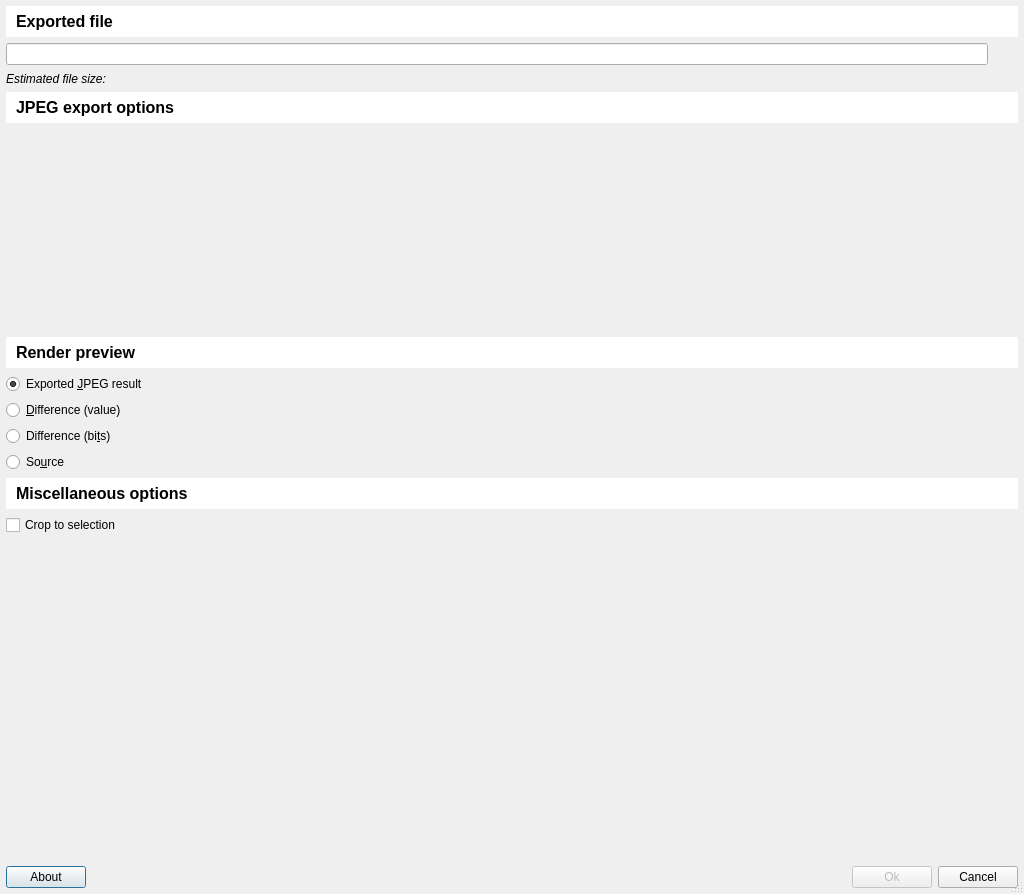
Old version of the form jpegexport/jpegexport/je/resources/jemainwindow.ui in the repository Grum999/JPEGExport.
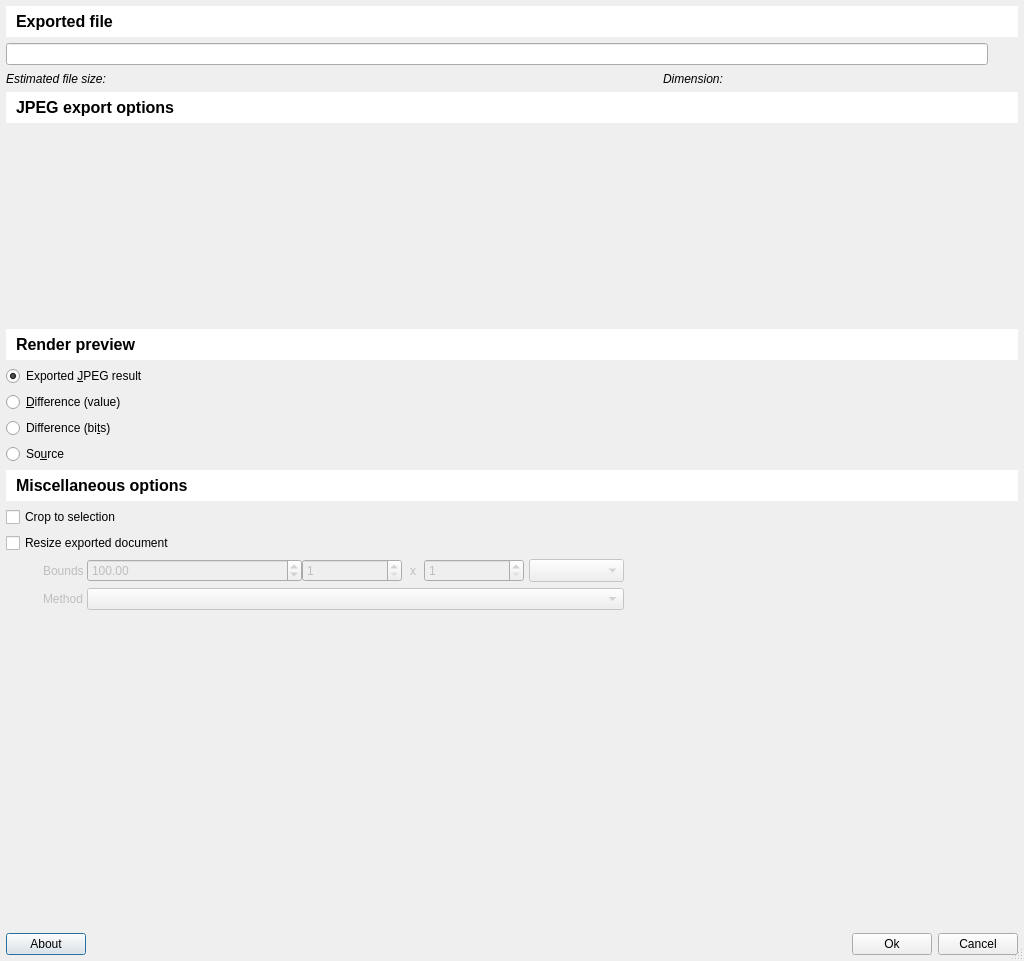
New version of the form. Icons and pictures are not drawn. Custom widgets are drawn as their Qt base class.

Commit message:
Improvement - Resize exported
. Add possibility to resize exported document
. Save last settings

Patch:
```diff
--- a/jpegexport/jpegexport/je/resources/jemainwindow.ui
+++ b/jpegexport/jpegexport/je/resources/jemainwindow.ui
@@ -7,7 +7,7 @@
     <x>0</x>
     <y>0</y>
     <width>1024</width>
-    <height>894</height>
+    <height>961</height>
    </rect>
   </property>
   <property name="windowTitle">
@@ -53,7 +53,7 @@
       <property name="bottomMargin">
        <number>0</number>
       </property>
-      <item row="4" column="0" colspan="2">
+      <item row="4" column="0" colspan="4">
        <widget class="WExportOptionsJpeg" name="wJpegOptions" native="true">
         <property name="sizePolicy">
          <sizepolicy hsizetype="Preferred" vsizetype="MinimumExpanding">
@@ -72,7 +72,7 @@
         </property>
        </widget>
       </item>
-      <item row="3" column="0" colspan="2">
+      <item row="3" column="0" colspan="4">
        <widget class="QLabel" name="label_3">
         <property name="font">
          <font>
@@ -89,15 +89,8 @@
         </property>
        </widget>
       </item>
-      <item row="1" column="0">
-       <widget class="QLineEdit" name="leFileName">
-        <property name="readOnly">
-         <bool>true</bool>
-        </property>
-       </widget>
-      </item>
-      <item row="0" column="0" colspan="2">
-       <widget class="QLabel" name="label_2">
+      <item row="0" column="0" colspan="4">
+       <widget class="QLabel" name="lable_2">
         <property name="font">
          <font>
           <pointsize>12</pointsize>
@@ -116,7 +109,7 @@
         </property>
        </widget>
       </item>
-      <item row="1" column="1">
+      <item row="1" column="3">
        <widget class="QToolButton" name="tbSaveAs">
         <property name="text">
          <string/>
@@ -133,6 +126,12 @@
       </item>
       <item row="2" column="0" colspan="2">
        <widget class="QLabel" name="lblEstSize">
+        <property name="sizePolicy">
+         <sizepolicy hsizetype="Preferred" vsizetype="Preferred">
+          <horstretch>1</horstretch>
+          <verstretch>0</verstretch>
+         </sizepolicy>
+        </property>
         <property name="font">
          <font>
           <italic>true</italic>
@@ -143,6 +142,31 @@
         </property>
        </widget>
       </item>
+      <item row="2" column="2" colspan="2">
+       <widget class="QLabel" name="lblDocDimension">
+        <property name="sizePolicy">
+         <sizepolicy hsizetype="Preferred" vsizetype="Preferred">
+          <horstretch>1</horstretch>
+          <verstretch>0</verstretch>
+         </sizepolicy>
+        </property>
+        <property name="font">
+         <font>
+          <italic>true</italic>
+         </font>
+        </property>
+        <property name="text">
+         <string>Dimension:</string>
+        </property>
+       </widget>
+      </item>
+      <item row="1" column="0" colspan="3">
+       <widget class="QLineEdit" name="leFileName">
+        <property name="readOnly">
+         <bool>true</bool>
+        </property>
+       </widget>
+      </item>
      </layout>
     </widget>
    </item>
@@ -182,7 +206,7 @@
    <item>
     <widget class="QRadioButton" name="rbRenderDifference">
      <property name="toolTip">
-      <string>&lt;html&gt;&lt;head/&gt;&lt;body&gt;&lt;p&gt;Rendered preview is the difference between final JPEG export and original source.&lt;/p&gt;&lt;p&gt;What you see is difference between highest/lowest values from original source and final JPEG export:&lt;/p&gt;&lt;p&gt;- Darker pixels means low difference&lt;/p&gt;&lt;p&gt;- Lighter pixels means high difference&lt;/p&gt;&lt;p&gt;&lt;br/&gt;&lt;/p&gt;&lt;/body&gt;&lt;/html&gt;</string>
+      <string>&lt;html&gt;&lt;head/&gt;&lt;body&gt;&lt;p&gt;Rendered preview is the difference between final JPEG export and original source.&lt;/p&gt;&lt;p&gt;What you see is difference between highest/lowest values from original source and final JPEG export:&lt;/p&gt;&lt;p&gt;- Lighter pixels means low difference&lt;/p&gt;&lt;p&gt;- Darker pixels means high difference&lt;/p&gt;&lt;p&gt;&lt;br/&gt;&lt;/p&gt;&lt;p&gt;&lt;br/&gt;&lt;/p&gt;&lt;/body&gt;&lt;/html&gt;</string>
      </property>
      <property name="text">
       <string>&amp;Difference (value)</string>
@@ -245,6 +269,214 @@
      </property>
     </widget>
    </item>
+   <item>
+    <widget class="QCheckBox" name="cbResizeDocument">
+     <property name="toolTip">
+      <string>&lt;html&gt;&lt;head/&gt;&lt;body&gt;&lt;p&gt;Resize exported document to given &lt;span style=&quot; font-style:italic;&quot;&gt;bounds&lt;/span&gt;, using given resizing method&lt;/p&gt;&lt;/body&gt;&lt;/html&gt;</string>
+     </property>
+     <property name="text">
+      <string>Resize exported document</string>
+     </property>
+    </widget>
+   </item>
+   <item>
+    <widget class="QWidget" name="wResizeOptions" native="true">
+     <property name="enabled">
+      <bool>false</bool>
+     </property>
+     <property name="minimumSize">
+      <size>
+       <width>0</width>
+       <height>0</height>
+      </size>
+     </property>
+     <layout class="QGridLayout" name="gridLayout_2">
+      <property name="topMargin">
+       <number>0</number>
+      </property>
+      <property name="bottomMargin">
+       <number>0</number>
+      </property>
+      <property name="horizontalSpacing">
+       <number>0</number>
+      </property>
+      <property name="verticalSpacing">
+       <number>-1</number>
+      </property>
+      <item row="0" column="5">
+       <widget class="QComboBox" name="cbxResizedUnit">
+        <property name="sizePolicy">
+         <sizepolicy hsizetype="Preferred" vsizetype="Preferred">
+          <horstretch>0</horstretch>
+          <verstretch>0</verstretch>
+         </sizepolicy>
+        </property>
+        <property name="minimumSize">
+         <size>
+          <width>100</width>
+          <height>0</height>
+         </size>
+        </property>
+        <property name="toolTip">
+         <string>&lt;html&gt;&lt;head/&gt;&lt;body&gt;&lt;p&gt;Choose between bounds size in pixels or in percentage&lt;/p&gt;&lt;/body&gt;&lt;/html&gt;</string>
+        </property>
+        <property name="styleSheet">
+         <string notr="true">padding-left: 5px; margin-left: 5px;</string>
+        </property>
+       </widget>
+      </item>
+      <item row="0" column="4">
+       <widget class="QSpinBox" name="sbResizedMaxHeight">
+        <property name="minimumSize">
+         <size>
+          <width>100</width>
+          <height>0</height>
+         </size>
+        </property>
+        <property name="maximumSize">
+         <size>
+          <width>100</width>
+          <height>16777215</height>
+         </size>
+        </property>
+        <property name="toolTip">
+         <string>&lt;html&gt;&lt;head/&gt;&lt;body&gt;&lt;p&gt;Maximum height for resized image.&lt;/p&gt;&lt;p&gt;&lt;span style=&quot; font-style:italic;&quot;&gt;This may not be the final image height: when image is resized, width/height ratio is kept and image dimension can't be greater than given width and height.&lt;/span&gt;&lt;/p&gt;&lt;/body&gt;&lt;/html&gt;</string>
+        </property>
+        <property name="minimum">
+         <number>1</number>
+        </property>
+        <property name="maximum">
+         <number>32000</number>
+        </property>
+       </widget>
+      </item>
+      <item row="0" column="3">
+       <widget class="QLabel" name="lblResizeX">
+        <property name="sizePolicy">
+         <sizepolicy hsizetype="Maximum" vsizetype="Preferred">
+          <horstretch>0</horstretch>
+          <verstretch>0</verstretch>
+         </sizepolicy>
+        </property>
+        <property name="styleSheet">
+         <string notr="true">margin-left: 5px;margin-right: 5px;</string>
+        </property>
+        <property name="text">
+         <string>x</string>
+        </property>
+       </widget>
+      </item>
+      <item row="1" column="6">
+       <spacer name="horizontalSpacer_3">
+        <property name="orientation">
+         <enum>Qt::Horizontal</enum>
+        </property>
+        <property name="sizeHint" stdset="0">
+         <size>
+          <width>40</width>
+          <height>20</height>
+         </size>
+        </property>
+       </spacer>
+      </item>
+      <item row="0" column="2">
+       <widget class="QSpinBox" name="sbResizedMaxWidth">
+        <property name="minimumSize">
+         <size>
+          <width>100</width>
+          <height>0</height>
+         </size>
+        </property>
+        <property name="maximumSize">
+         <size>
+          <width>100</width>
+          <height>16777215</height>
+         </size>
+        </property>
+        <property name="toolTip">
+         <string>&lt;html&gt;&lt;head/&gt;&lt;body&gt;&lt;p&gt;Maximum width for resized image.&lt;/p&gt;&lt;p&gt;&lt;span style=&quot; font-style:italic;&quot;&gt;This may not be the final image width: when image is resized, width/height ratio is kept and image dimension can't be greater than given width and height.&lt;/span&gt;&lt;/p&gt;&lt;/body&gt;&lt;/html&gt;</string>
+        </property>
+        <property name="minimum">
+         <number>1</number>
+        </property>
+        <property name="maximum">
+         <number>32000</number>
+        </property>
+       </widget>
+      </item>
+      <item row="0" column="0">
+       <widget class="QLabel" name="label_2">
+        <property name="sizePolicy">
+         <sizepolicy hsizetype="Maximum" vsizetype="Preferred">
+          <horstretch>0</horstretch>
+          <verstretch>0</verstretch>
+         </sizepolicy>
+        </property>
+        <property name="styleSheet">
+         <string notr="true">margin-left: 25px;</string>
+        </property>
+        <property name="text">
+         <string>Bounds</string>
+        </property>
+       </widget>
+      </item>
+      <item row="0" column="6">
+       <spacer name="horizontalSpacer_2">
+        <property name="orientation">
+         <enum>Qt::Horizontal</enum>
+        </property>
+        <property name="sizeHint" stdset="0">
+         <size>
+          <width>40</width>
+          <height>20</height>
+         </size>
+        </property>
+       </spacer>
+      </item>
+      <item row="1" column="0">
+       <widget class="QLabel" name="label_6">
+        <property name="styleSheet">
+         <string notr="true">margin-left: 25px;</string>
+        </property>
+        <property name="text">
+         <string>Method</string>
+        </property>
+       </widget>
+      </item>
+      <item row="0" column="1">
+       <widget class="QDoubleSpinBox" name="dsbResizePct">
+        <property name="minimumSize">
+         <size>
+          <width>215</width>
+          <height>0</height>
+         </size>
+        </property>
+        <property name="maximumSize">
+         <size>
+          <width>215</width>
+          <height>16777215</height>
+         </size>
+        </property>
+        <property name="toolTip">
+         <string>&lt;html&gt;&lt;head/&gt;&lt;body&gt;&lt;p&gt;New image size, in percentage relative to original document size.&lt;/p&gt;&lt;p&gt;&lt;span style=&quot; font-style:italic;&quot;&gt;When image is resized, width/height ratio is kept.&lt;/span&gt;&lt;/p&gt;&lt;/body&gt;&lt;/html&gt;</string>
+        </property>
+        <property name="minimum">
+         <double>0.010000000000000</double>
+        </property>
+        <property name="maximum">
+         <double>1000.000000000000000</double>
+        </property>
+        <property name="value">
+         <double>100.000000000000000</double>
+        </property>
+       </widget>
+      </item>
+      <item row="1" column="1" colspan="5">
+       <widget class="QComboBox" name="cbxResizeFilter"/>
+      </item>
+     </layout>
+    </widget>
+   </item>
    <item>
     <spacer name="verticalSpacer">
      <property name="orientation">
@@ -253,7 +485,7 @@
      <property name="sizeHint" stdset="0">
       <size>
        <width>20</width>
-       <height>40</height>
+       <height>1</height>
       </size>
      </property>
     </spacer>
@@ -306,7 +538,7 @@
       <item>
        <widget class="QPushButton" name="pbOk">
         <property name="enabled">
-         <bool>false</bool>
+         <bool>true</bool>
         </property>
         <property name="text">
          <string>Ok</string>
```
The commit also changes 2 other files.
